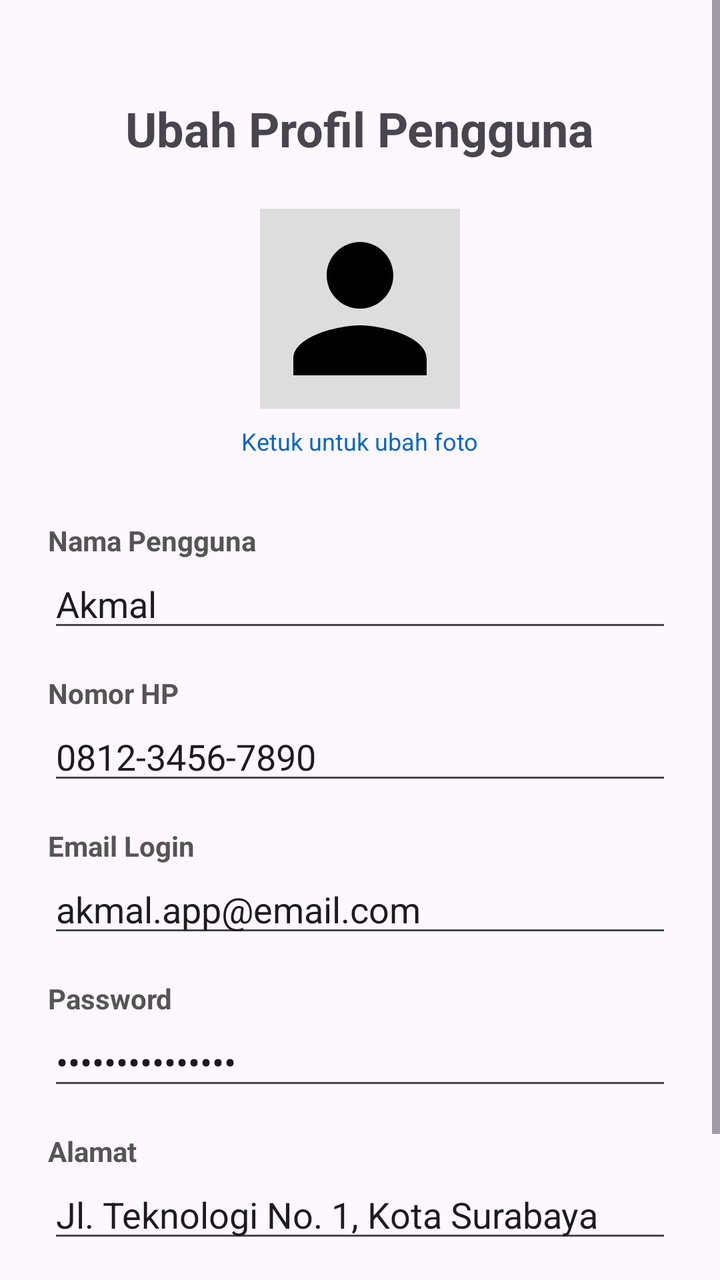
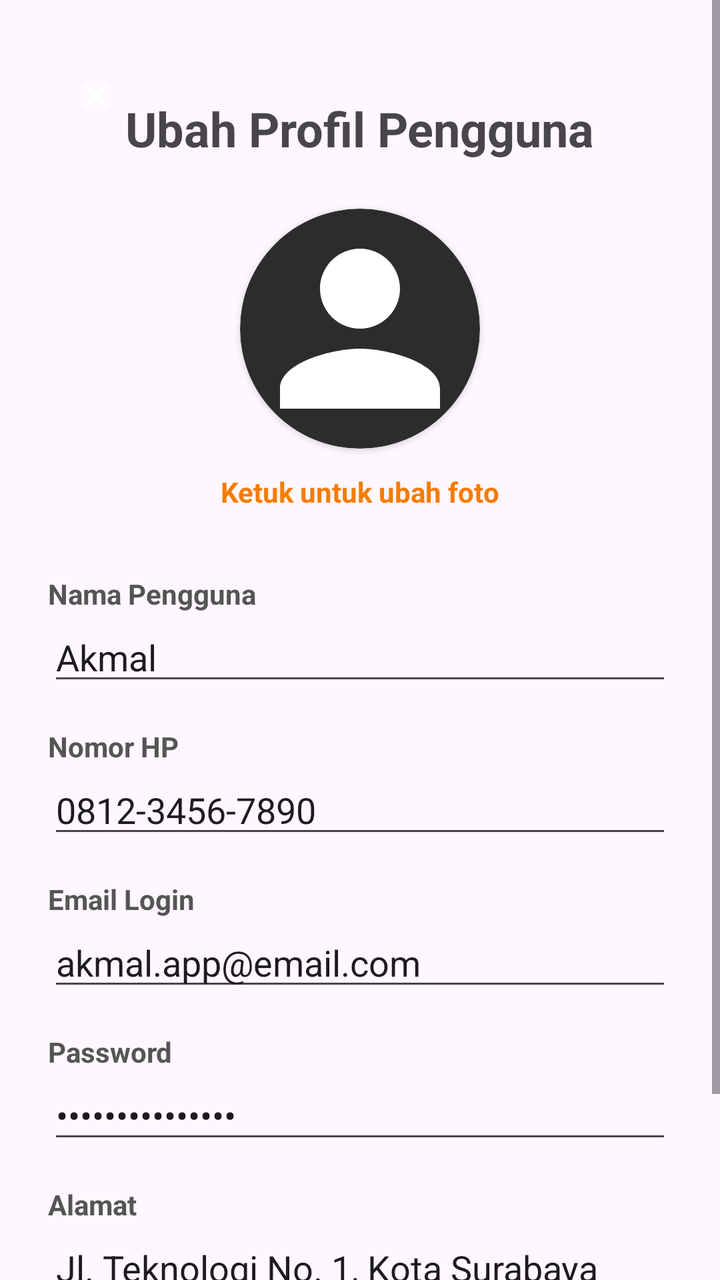

An Android layout rendered at two revisions. The XML below is the earlier revision; the diff shows what the commit changed to produce the second picture.
<!-- AndroidManifest.xml: application theme Theme.MartabakDanTerangBulan -->
<!-- res/layout/activity_profile.xml -->
<?xml version="1.0" encoding="utf-8"?>
<ScrollView xmlns:android="http://schemas.android.com/apk/res/android"
    xmlns:app="http://schemas.android.com/apk/res-auto"
    android:layout_width="match_parent"
    android:layout_height="match_parent"
    android:fillViewport="true">
    <androidx.constraintlayout.widget.ConstraintLayout
        android:layout_width="match_parent"
        android:layout_height="wrap_content"
        android:padding="24dp">

        <TextView
            android:id="@+id/tvProfileTitle"
            android:layout_width="wrap_content"
            android:layout_height="wrap_content"
            android:text="Ubah Profil Pengguna"
            android:textSize="24sp"
            android:textStyle="bold"
            android:layout_marginTop="24dp"
            app:layout_constraintTop_toTopOf="parent"
            app:layout_constraintStart_toStartOf="parent"
            app:layout_constraintEnd_toEndOf="parent" />

        <ImageView
            android:id="@+id/ivProfilePicture"
            android:layout_width="100dp"
            android:layout_height="100dp"
            android:layout_marginTop="24dp"
            android:background="#DDDDDD"
            android:src="@drawable/baseline_person_24"
            app:layout_constraintTop_toBottomOf="@id/tvProfileTitle"
            app:layout_constraintStart_toStartOf="parent"
            app:layout_constraintEnd_toEndOf="parent" />

        <TextView
            android:id="@+id/tvChangePhoto"
            android:layout_width="wrap_content"
            android:layout_height="wrap_content"
            android:text="Ketuk untuk ubah foto"
            android:textColor="#0066CC"
            android:textSize="12sp"
            android:layout_marginTop="8dp"
            app:layout_constraintTop_toBottomOf="@id/ivProfilePicture"
            app:layout_constraintStart_toStartOf="parent"
            app:layout_constraintEnd_toEndOf="parent" />

        <LinearLayout
            android:layout_width="match_parent"
            android:layout_height="wrap_content"
            android:orientation="vertical"
            android:layout_marginTop="32dp"
            app:layout_constraintTop_toBottomOf="@id/tvChangePhoto">

            <TextView android:text="Nama Pengguna" android:textStyle="bold" android:layout_width="wrap_content" android:layout_height="wrap_content" android:textColor="#555555"/>
            <EditText android:id="@+id/etProfileName" android:layout_width="match_parent" android:layout_height="wrap_content" android:text="Akmal" android:layout_marginBottom="16dp" android:inputType="textPersonName"/>

            <TextView android:text="Nomor HP" android:textStyle="bold" android:layout_width="wrap_content" android:layout_height="wrap_content" android:textColor="#555555"/>
            <EditText android:id="@+id/etProfilePhone" android:layout_width="match_parent" android:layout_height="wrap_content" android:text="0812-3456-7890" android:layout_marginBottom="16dp" android:inputType="phone"/>

            <TextView android:text="Email Login" android:textStyle="bold" android:layout_width="wrap_content" android:layout_height="wrap_content" android:textColor="#555555"/>
            <EditText android:id="@+id/etProfileEmail" android:layout_width="match_parent" android:layout_height="wrap_content" android:text="akmal.app@email.com" android:layout_marginBottom="16dp" android:inputType="textEmailAddress"/>

            <TextView android:text="Password" android:textStyle="bold" android:layout_width="wrap_content" android:layout_height="wrap_content" android:textColor="#555555"/>
            <EditText android:id="@+id/etProfilePassword" android:layout_width="match_parent" android:layout_height="wrap_content" android:text="passwordrahasia" android:layout_marginBottom="16dp" android:inputType="textPassword"/>

            <TextView android:text="Alamat" android:textStyle="bold" android:layout_width="wrap_content" android:layout_height="wrap_content" android:textColor="#555555"/>
            <EditText android:id="@+id/etProfileAddress" android:layout_width="match_parent" android:layout_height="wrap_content" android:text="Jl. Teknologi No. 1, Kota Surabaya" android:layout_marginBottom="24dp" android:inputType="textMultiLine"/>

            <Button
                android:id="@+id/btnSaveProfile"
                android:layout_width="match_parent"
                android:layout_height="wrap_content"
                android:text="Simpan Profil" />

        </LinearLayout>
    </androidx.constraintlayout.widget.ConstraintLayout>
</ScrollView>
<!-- resources referenced by this layout -->
<resources>
  <!-- drawable baseline_person_24 (drawable) -->
  <vector xmlns:android="http://schemas.android.com/apk/res/android" android:height="24dp" android:tint="#000000" android:viewportHeight="24" android:viewportWidth="24" android:width="24dp">
        
      <path android:fillColor="@android:color/white" android:pathData="M12,12c2.21,0 4,-1.79 4,-4s-1.79,-4 -4,-4 -4,1.79 -4,4 1.79,4 4,4zM12,14c-2.67,0 -8,1.34 -8,4v2h16v-2c0,-2.66 -5.33,-4 -8,-4z"/>
      
  </vector>
  <style name="Theme.MartabakDanTerangBulan" parent="Base.Theme.MartabakDanTerangBulan" />
  <style name="Base.Theme.MartabakDanTerangBulan" parent="Theme.Material3.DayNight.NoActionBar">
          
          
      </style>
</resources>

<!-- the commit's change to res/layout/activity_profile.xml (unified diff, before → after) -->
@@ -8,6 +8,16 @@
         android:layout_width="match_parent"
         android:layout_height="wrap_content"
         android:padding="24dp">
+
+        <ImageButton
+            android:id="@+id/btnBackProfile"
+            android:layout_width="48dp"
+            android:layout_height="48dp"
+            android:src="@drawable/ic_back_arrow"
+            android:background="?attr/selectableItemBackgroundBorderless"
+            app:tint="@color/white"
+            app:layout_constraintTop_toTopOf="parent"
+            app:layout_constraintStart_toStartOf="parent" />
 
         <TextView
             android:id="@+id/tvProfileTitle"
@@ -21,26 +31,36 @@
             app:layout_constraintStart_toStartOf="parent"
             app:layout_constraintEnd_toEndOf="parent" />
 
-        <ImageView
-            android:id="@+id/ivProfilePicture"
-            android:layout_width="100dp"
-            android:layout_height="100dp"
+        <androidx.cardview.widget.CardView
+            android:id="@+id/cvProfilePicture"
+            android:layout_width="120dp"
+            android:layout_height="120dp"
             android:layout_marginTop="24dp"
-            android:background="#DDDDDD"
-            android:src="@drawable/baseline_person_24"
+            app:cardCornerRadius="60dp"
+            app:cardBackgroundColor="#2C2C2C"
             app:layout_constraintTop_toBottomOf="@id/tvProfileTitle"
             app:layout_constraintStart_toStartOf="parent"
-            app:layout_constraintEnd_toEndOf="parent" />
+            app:layout_constraintEnd_toEndOf="parent">
+
+            <ImageView
+                android:id="@+id/ivProfilePicture"
+                android:layout_width="match_parent"
+                android:layout_height="match_parent"
+                android:scaleType="centerCrop"
+                android:src="@drawable/baseline_person_24"
+                app:tint="@color/white" />
+        </androidx.cardview.widget.CardView>
 
         <TextView
             android:id="@+id/tvChangePhoto"
             android:layout_width="wrap_content"
             android:layout_height="wrap_content"
             android:text="Ketuk untuk ubah foto"
-            android:textColor="#0066CC"
-            android:textSize="12sp"
-            android:layout_marginTop="8dp"
-            app:layout_constraintTop_toBottomOf="@id/ivProfilePicture"
+            android:textColor="@color/orange_primary"
+            android:textSize="14sp"
+            android:textStyle="bold"
+            android:layout_marginTop="12dp"
+            app:layout_constraintTop_toBottomOf="@id/cvProfilePicture"
             app:layout_constraintStart_toStartOf="parent"
             app:layout_constraintEnd_toEndOf="parent" />
 
<!-- resource entries referenced after the edit -->
@@ -1,10 +1,24 @@
 <!-- resources referenced by this layout -->
 <resources>
+  <color name="orange_primary">#F57C00</color>
+  <color name="white">#FFFFFFFF</color>
   <!-- drawable baseline_person_24 (drawable) -->
   <vector xmlns:android="http://schemas.android.com/apk/res/android" android:height="24dp" android:tint="#000000" android:viewportHeight="24" android:viewportWidth="24" android:width="24dp">
         
       <path android:fillColor="@android:color/white" android:pathData="M12,12c2.21,0 4,-1.79 4,-4s-1.79,-4 -4,-4 -4,1.79 -4,4 1.79,4 4,4zM12,14c-2.67,0 -8,1.34 -8,4v2h16v-2c0,-2.66 -5.33,-4 -8,-4z"/>
       
+  </vector>
+  <!-- drawable ic_back_arrow (drawable) -->
+  <?xml version="1.0" encoding="utf-8"?>
+  <vector xmlns:android="http://schemas.android.com/apk/res/android"
+      android:width="24dp"
+      android:height="24dp"
+      android:viewportWidth="24"
+      android:viewportHeight="24"
+      android:tint="#000000">
+      <path
+          android:fillColor="@android:color/white"
+          android:pathData="M19,6.41L17.59,5 12,10.59 6.41,5 5,6.41 10.59,12 5,17.59 6.41,19 12,13.41 17.59,19 19,17.59 13.41,12z" />
   </vector>
   <style name="Theme.MartabakDanTerangBulan" parent="Base.Theme.MartabakDanTerangBulan" />
   <style name="Base.Theme.MartabakDanTerangBulan" parent="Theme.Material3.DayNight.NoActionBar">
